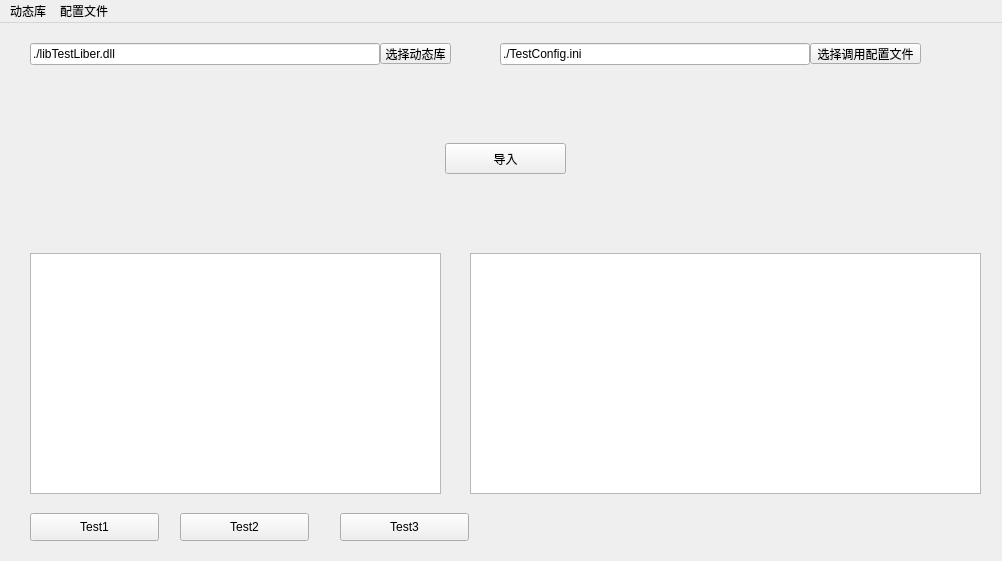
This is mainwindow.ui in Odits/UniversalDemo as Qt 5 draws it before an edit. The edited form follows.
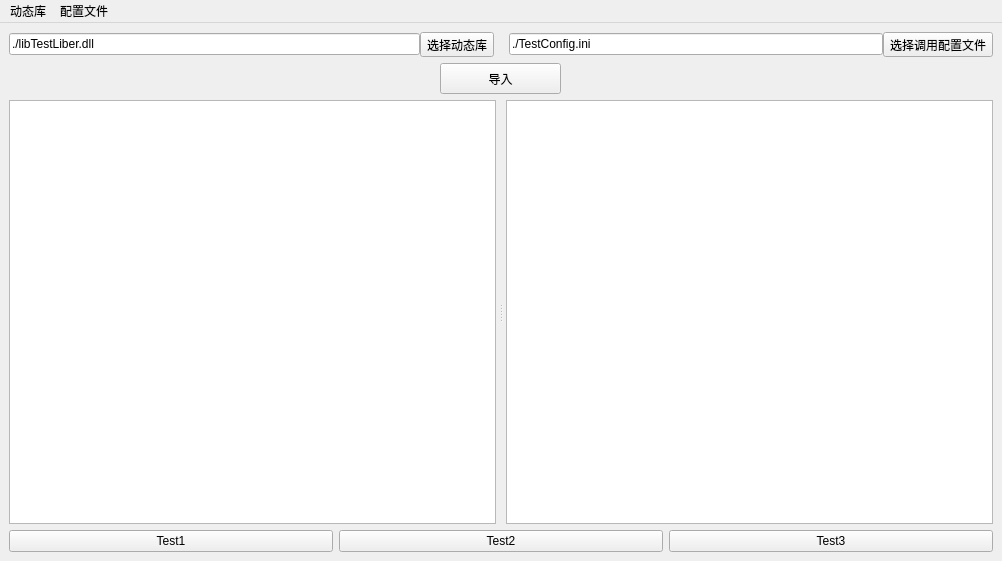
This is the edited form.

Commit message: ui修改

```diff
--- a/mainwindow.ui
+++ b/mainwindow.ui
@@ -14,157 +14,65 @@
    <string>Universal Demo</string>
   </property>
   <widget class="QWidget" name="centralwidget">
-   <widget class="QTextBrowser" name="result">
-    <property name="geometry">
-     <rect>
-      <x>470</x>
-      <y>230</y>
-      <width>511</width>
-      <height>241</height>
-     </rect>
-    </property>
-   </widget>
-   <widget class="QPushButton" name="pB_Test1">
-    <property name="geometry">
-     <rect>
-      <x>30</x>
-      <y>490</y>
-      <width>129</width>
-      <height>28</height>
-     </rect>
-    </property>
-    <property name="text">
-     <string>Test1</string>
-    </property>
-   </widget>
-   <widget class="QPushButton" name="pB_Test2">
-    <property name="geometry">
-     <rect>
-      <x>180</x>
-      <y>490</y>
-      <width>129</width>
-      <height>28</height>
-     </rect>
-    </property>
+   <layout class="QGridLayout" name="gridLayout_3">
+    <item row="0" column="0">
+     <layout class="QVBoxLayout" name="verticalLayout">
+      <item>
+       <layout class="QHBoxLayout" name="horizontalLayout">
+        <property name="spacing">
+         <number>15</number>
+        </property>
+        <property name="sizeConstraint">
+         <enum>QLayout::SetFixedSize</enum>
+        </property>
+        <item>
+         <layout class="QHBoxLayout" name="horizontalLayout_1">
+          <property name="spacing">
+           <number>0</number>
+          </property>
+          <item>
+           <widget class="QLineEdit" name="LibraryPath">
     <property name="text">
-     <string>Test2</string>
-    </property>
-    <attribute name="buttonGroup">
-     <string notr="true">buttonGroup</string>
-    </attribute>
-   </widget>
-   <widget class="QPushButton" name="pB_Test3">
-    <property name="geometry">
-     <rect>
-      <x>340</x>
-      <y>490</y>
-      <width>129</width>
-      <height>28</height>
-     </rect>
-    </property>
+             <string>./libTestLiber.dll</string>
+            </property>
+           </widget>
+          </item>
+          <item>
+           <widget class="QToolButton" name="LibrarySeleter">
     <property name="text">
-     <string>Test3</string>
-    </property>
-    <attribute name="buttonGroup">
-     <string notr="true">buttonGroup</string>
-    </attribute>
-   </widget>
-   <widget class="QPlainTextEdit" name="input">
-    <property name="geometry">
-     <rect>
-      <x>30</x>
-      <y>230</y>
-      <width>411</width>
-      <height>241</height>
-     </rect>
-    </property>
-   </widget>
-   <widget class="QSplitter" name="splitter_2">
-    <property name="geometry">
-     <rect>
-      <x>500</x>
-      <y>20</y>
-      <width>421</width>
-      <height>22</height>
-     </rect>
-    </property>
-    <property name="orientation">
-     <enum>Qt::Horizontal</enum>
-    </property>
-    <property name="handleWidth">
+             <string>选择动态库</string>
+            </property>
+           </widget>
+          </item>
+         </layout>
+        </item>
+        <item>
+         <layout class="QHBoxLayout" name="horizontalLayout_2">
+          <property name="spacing">
      <number>0</number>
     </property>
+          <item>
     <widget class="QLineEdit" name="ConfigPath">
      <property name="text">
       <string>./TestConfig.ini</string>
      </property>
     </widget>
+          </item>
+          <item>
     <widget class="QToolButton" name="ConfigSeleter">
-     <property name="minimumSize">
-      <size>
-       <width>111</width>
-       <height>21</height>
-      </size>
-     </property>
-     <property name="maximumSize">
-      <size>
-       <width>111</width>
-       <height>21</height>
-      </size>
-     </property>
      <property name="text">
       <string>选择调用配置文件</string>
      </property>
     </widget>
-   </widget>
-   <widget class="QSplitter" name="splitter">
-    <property name="geometry">
-     <rect>
-      <x>30</x>
-      <y>20</y>
-      <width>421</width>
-      <height>22</height>
-     </rect>
-    </property>
-    <property name="orientation">
-     <enum>Qt::Horizontal</enum>
-    </property>
-    <property name="handleWidth">
-     <number>0</number>
-    </property>
-    <widget class="QLineEdit" name="LibraryPath">
-     <property name="text">
-      <string>./libTestLiber.dll</string>
-     </property>
-    </widget>
-    <widget class="QToolButton" name="LibrartSeleter">
-     <property name="minimumSize">
-      <size>
-       <width>71</width>
-       <height>21</height>
-      </size>
-     </property>
-     <property name="maximumSize">
-      <size>
-       <width>71</width>
-       <height>21</height>
-      </size>
-     </property>
-     <property name="text">
-      <string>选择动态库</string>
-     </property>
-    </widget>
-   </widget>
-   <widget class="QWidget" name="gridLayoutWidget">
-    <property name="geometry">
-     <rect>
-      <x>30</x>
-      <y>50</y>
-      <width>951</width>
-      <height>171</height>
-     </rect>
-    </property>
-    <layout class="QGridLayout" name="gridLayout">
+          </item>
+         </layout>
+        </item>
+       </layout>
+      </item>
+      <item>
+       <layout class="QVBoxLayout" name="verticalLayout_2" stretch="1,2">
+        <item>
+         <layout class="QGridLayout" name="gridLayout_2">
      <item row="0" column="0">
       <widget class="QPushButton" name="pB_LOAD">
        <property name="enabled">
@@ -182,7 +90,49 @@
       </widget>
      </item>
     </layout>
-   </widget>
+        </item>
+        <item>
+         <widget class="QSplitter" name="splitter">
+          <property name="orientation">
+           <enum>Qt::Horizontal</enum>
+          </property>
+          <property name="handleWidth">
+           <number>10</number>
+          </property>
+          <widget class="QPlainTextEdit" name="input"/>
+          <widget class="QTextBrowser" name="result"/>
+         </widget>
+        </item>
+       </layout>
+      </item>
+      <item>
+       <layout class="QGridLayout" name="gridLayout">
+        <item row="0" column="1">
+         <widget class="QPushButton" name="pB_Test2">
+          <property name="text">
+           <string>Test2</string>
+          </property>
+         </widget>
+        </item>
+        <item row="0" column="2">
+         <widget class="QPushButton" name="pB_Test3">
+          <property name="text">
+           <string>Test3</string>
+          </property>
+         </widget>
+        </item>
+        <item row="0" column="0">
+         <widget class="QPushButton" name="pB_Test1">
+          <property name="text">
+           <string>Test1</string>
+          </property>
+         </widget>
+        </item>
+       </layout>
+      </item>
+     </layout>
+    </item>
+   </layout>
   </widget>
   <widget class="QMenuBar" name="menuBar">
    <property name="geometry">
```
Left out of the diff: 37 changed lines with no effect on the pictures. Lines whose indentation alone changed are shown as unchanged. The commit also changes 2 other files.
